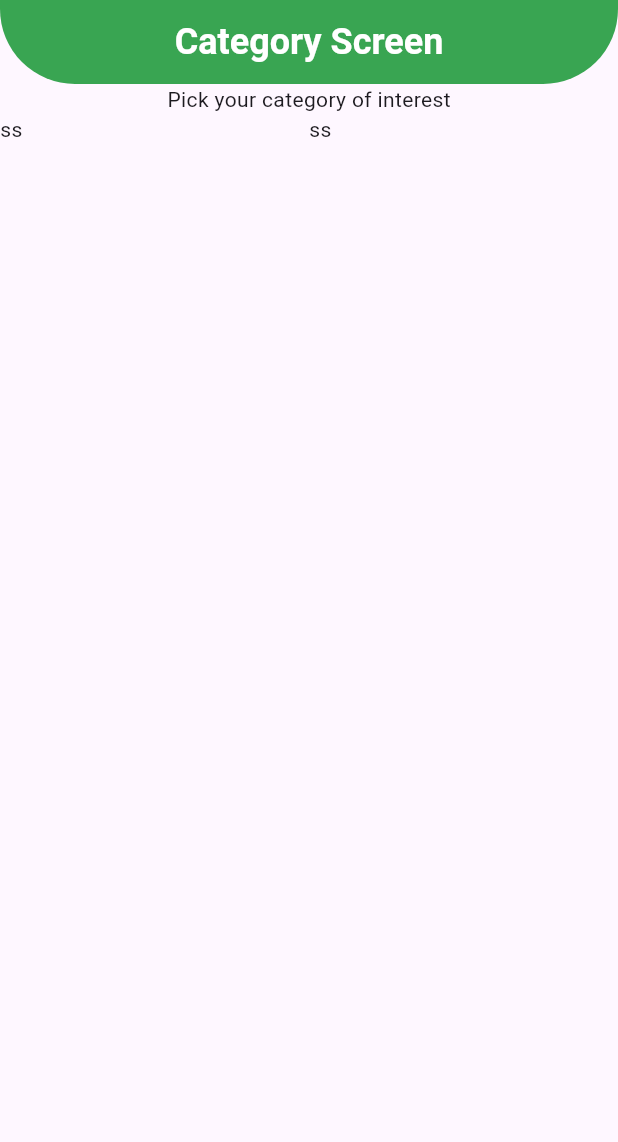
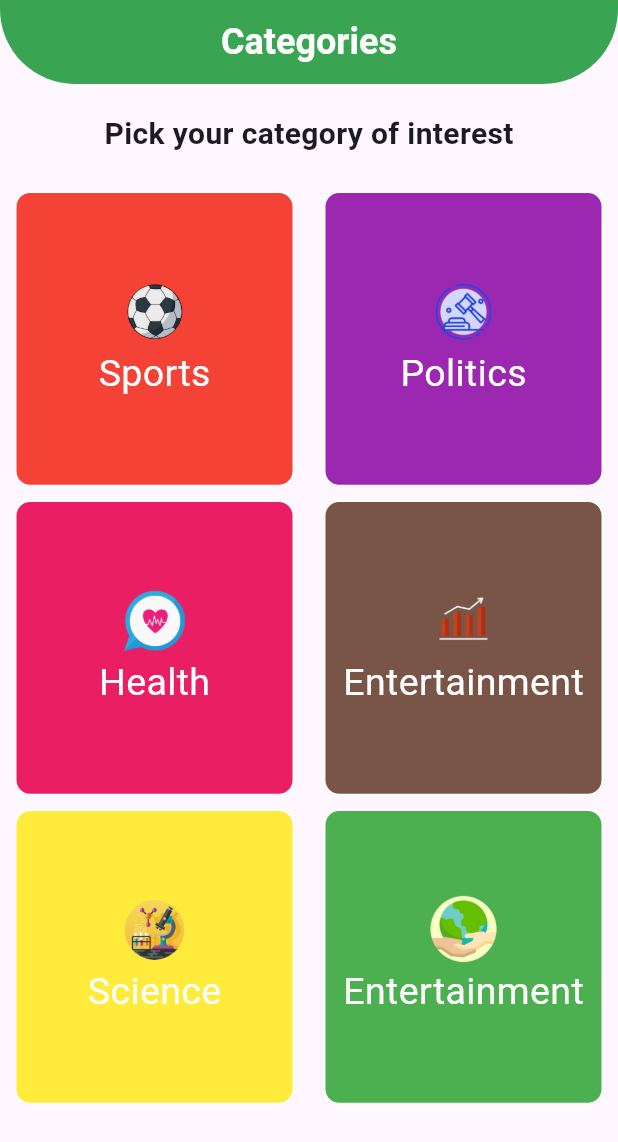
Before and after one commit to misheo/news, a Flutter app: the screen it shows after launch, on a phone screen of 412 x 824 dp. Shown: the top 1142 px of the screen. Run offline on Flutter 3.47's test engine with Material 3 defaults, Android fonts, the phone set to English and light mode, and no system bars; our stand-ins replace bloc, dio, flutter_bloc, flutter_screenutil, freezed_annotation, get_it and 3 more; generated files the repository leaves out were written again.

Commit message:
Refactor Category Screen UI and Add Localized Category Names
- Integrated `flutter_screenutil` for responsive UI design in the CategoryScreen.
- Updated the AppBar title to use localized text for categories.
- Enhanced the Text widget in the body to be responsive and added text overflow handling.
- Introduced a SizedBox for spacing improvements.
- Modified CategoryGridWidget to dynamically display categories using a list of maps containing category details.
- Added new localized strings for category names in the English localization file.
- Refactored CategoryWidget to improve layout and responsiveness, ensuring better alignment and readability.

This commit enhances the user interface of the Category Screen, making it more responsive and localized, while also improving the overall layout and readability of category widgets.

```diff
--- a/lib/features/categorys/ui/category_screen.dart
+++ b/lib/features/categorys/ui/category_screen.dart
@@ -1,6 +1,7 @@
 import 'package:flutter/material.dart';
 
 import 'package:flutter_gen/gen_l10n/app_localizations.dart';
+import 'package:flutter_screenutil/flutter_screenutil.dart';
 
 import 'widgets/category_grid_widget.dart';
 
@@ -12,14 +13,19 @@ class CategoryScreen extends StatelessWidget {
     return Scaffold(
       // body: Center(child: Text("Category Screen")),
       appBar: AppBar(
-        title: const Text("Category Screen"),
+        title:  Text(AppLocalizations.of(context)?.categories ?? ''),
       ),
       body: Column(
         children: [
+          SizedBox(height: 20.h),
           Text(
             AppLocalizations.of(context)?.pick_categories ?? '',
             maxLines: 2,
+            overflow: TextOverflow.ellipsis,
+            style: TextStyle(fontSize: 20.sp, fontWeight: FontWeight.bold),
+            textAlign: TextAlign.start,
           ),
+          SizedBox(height: 20.h),
           Expanded(child: CategoryGridWidget())
         ],
       ),
--- a/lib/features/categorys/ui/widgets/category_grid_widget.dart
+++ b/lib/features/categorys/ui/widgets/category_grid_widget.dart
@@ -1,17 +1,30 @@
 import 'package:flutter/material.dart';
+import 'package:flutter_gen/gen_l10n/app_localizations.dart';
+
+import 'category_widget.dart';
+
+
 
 class CategoryGridWidget extends StatelessWidget {
   const CategoryGridWidget({super.key});
 
   @override
   Widget build(BuildContext context) {
+    List<Map<String , dynamic>> data = [
+      {'name' : AppLocalizations.of(context)?.sports ?? '' , 'color' : Colors.red , 'image' : 'assets/images/sports.png'} ,
+      {'name' :  AppLocalizations.of(context)?.politics ?? '' , 'color' : Colors.purple , 'image' : 'assets/images/Politics.png'} ,
+      {'name' : AppLocalizations.of(context)?.health ?? '', 'color' : Colors.pink , 'image' : 'assets/images/health.png'} ,
+      {'name' : AppLocalizations.of(context)?.entertainment ?? '' , 'color' : Colors.brown , 'image' : 'assets/images/bussines.png'} ,
+      {'name' : AppLocalizations.of(context)?.science ?? '' , 'color' : Colors.yellow , 'image' : 'assets/images/science.png'} ,
+      {'name' : AppLocalizations.of(context)?.entertainment ?? '' , 'color' : Colors.green , 'image' : 'assets/images/environment.png'}
+    ] ;
     return GridView.builder(
       gridDelegate: const SliverGridDelegateWithFixedCrossAxisCount(
         crossAxisCount: 2,
       ),
-      itemCount: 2,
+      itemCount: data.length,
       itemBuilder: (BuildContext context, int index) {
-        return Text('ss');
+        return CategoryWidget(category: data[index]['name'] , color: data[index]['color'] , image: data[index]['image']);
       },
     );
   }
--- a/lib/features/categorys/ui/widgets/category_widget.dart
+++ b/lib/features/categorys/ui/widgets/category_widget.dart
@@ -14,8 +14,16 @@ class CategoryWidget extends StatelessWidget {
   @override
   Widget build(BuildContext context) {
     return Container(
-      margin: const EdgeInsets.only(right: 10),
+      decoration: BoxDecoration(
+        borderRadius: BorderRadius.circular(10),
+        color: color,
+        border: Border.all(color: const Color.fromARGB(255, 255, 255, 255), width: 1),
+
+      ),
+      margin:  EdgeInsets.symmetric(horizontal: 10.w , vertical: 5.h),
+      child: Center(
         child: Column(
+          mainAxisAlignment: MainAxisAlignment.center,
           children: [
             Container(
               height: 50.h,
@@ -25,11 +33,12 @@ class CategoryWidget extends StatelessWidget {
                 borderRadius: BorderRadius.circular(10),
               ),
               child: Center(
-              child: Image.asset(image),
+                child: Image.asset(image , height: 80.h, ),
               ),
             ),
-          Text(category),
+            Text(category , style: TextStyle(color: Colors.white, fontSize: 25.sp),),
           ],
+        ),
       ),
     );
   }
--- a/lib/l10n/app_en.arb
+++ b/lib/l10n/app_en.arb
@@ -17,6 +17,7 @@
     "somethingwentwrong" : "Something went wrong" ,
     "settings" : "Settings" ,
     "language" : "Language"  ,
-    "pick_categories" : "Pick your category of interest"
+    "pick_categories" : "Pick your category of interest" ,
+    "politics" : "Politics"
 
 }
```
Lines whose indentation alone changed are shown as unchanged.
